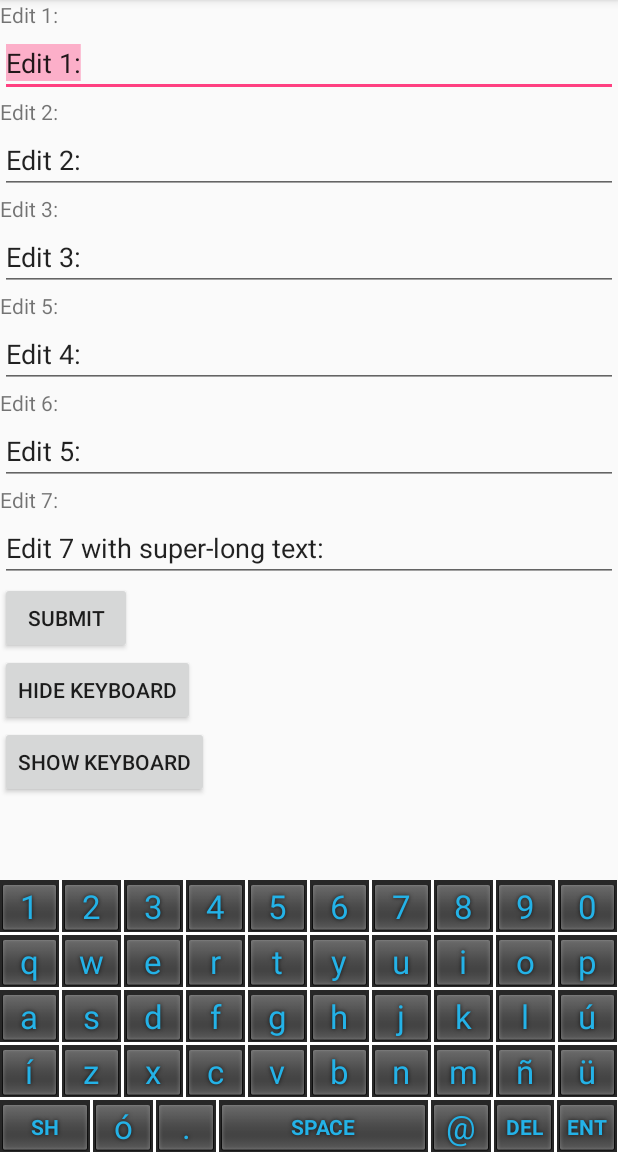
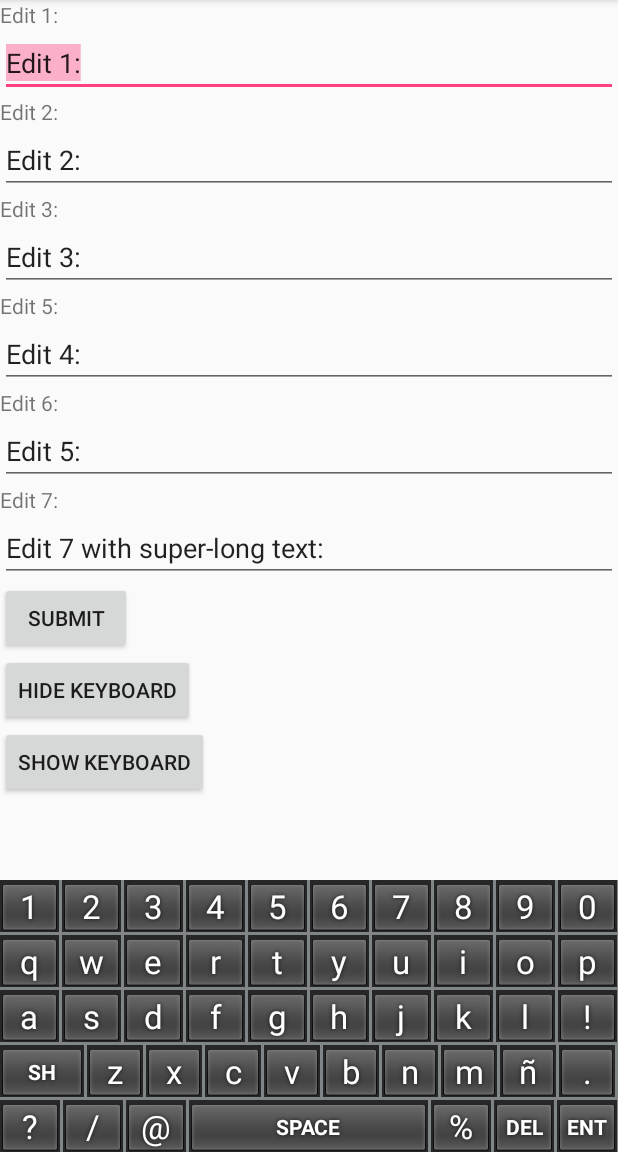
Before and after one commit to liviu-carecloud/MyMultilangKeyboard, an Android app: the screen it shows after launch (Main2Activity), after a tap on "SHOW KEYBOARD", on a phone screen of 412 x 824 dp, the part 84-1236 px from its top. Run offline under Robolectric (Android 15) with nearby library versions, the phone set to English and light mode, and no system bars.

Commit message:
created an abstract activity that implement the Keyboard holder

```diff
--- /dev/null
+++ b/app/src/main/java/test/app/mymultilangkeyboard/keyboard/KeyboardHolderActivity.java
@@ -0,0 +1,111 @@
+package test.app.mymultilangkeyboard.keyboard;
+
+import android.os.Bundle;
+import android.support.v4.app.FragmentManager;
+import android.support.v7.app.AppCompatActivity;
+import android.view.WindowManager;
+import android.widget.EditText;
+
+import java.util.List;
+
+import test.app.mymultilangkeyboard.R;
+import test.app.mymultilangkeyboard.keyboard.interfaces.KeyboardHolder;
+import test.app.mymultilangkeyboard.test.EditsFragment;
+
+/**
+ * Created by lsoco_user on 9/2/2016.
+ */
+public abstract class KeyboardHolderActivity extends AppCompatActivity implements KeyboardHolder {
+
+    protected FragmentManager fm;
+    protected int             langId;
+
+    @Override
+    protected void onCreate(Bundle savedInstanceState) {
+        super.onCreate(savedInstanceState);
+        setContentView(R.layout.activity_main2);
+
+        setLangId(Constants.LANG_ES);
+
+        // hide sys keyboard
+        getWindow().setSoftInputMode(WindowManager.LayoutParams.SOFT_INPUT_STATE_ALWAYS_HIDDEN);
+
+        fm = getSupportFragmentManager();
+
+        // add the keyboard
+        MyKeyboardFragment kbrdFrag = (MyKeyboardFragment) fm.findFragmentByTag("keyboard");
+        if (kbrdFrag == null) {
+            kbrdFrag = new MyKeyboardFragment();
+            // bind the edits from all fragments with edits here
+        }
+        fm.beginTransaction().replace(R.id.keyboard_holder, kbrdFrag, "keyboard").commit();
+
+        // abstract part
+        addContentsFragment();
+
+        // hide the keyboard
+        fm.beginTransaction().hide(kbrdFrag).commit();
+
+
+    }
+
+    public abstract void addContentsFragment();
+
+    @Override
+    public void onBackPressed() {
+        if (isKeyboardVisible()) {
+            toggleKeyboardVisible(false);
+        } else {
+            super.onBackPressed();
+        }
+    }
+
+    @Override
+    public boolean isKeyboardVisible() {
+        MyKeyboardFragment keyboardFragment = (MyKeyboardFragment) fm.findFragmentByTag("keyboard");
+        if (keyboardFragment != null) {
+            return keyboardFragment.isVisible();
+        }
+        return false;
+    }
+
+    @Override
+    public void bindKeyboardToEdits(List<EditText> edits, int langId) {
+        // bind the keyboard to the mEdits
+        (new KeyboardBinderHelper(this,
+                                  ((MyKeyboardFragment) fm.findFragmentByTag("keyboard")).getKeyboard(),
+                                  edits)).bindEditsToKeyboard();
+    }
+
+    @Override
+    public void toggleKeyboardVisible(boolean visible) {
+        MyKeyboardFragment keyboardFragment = (MyKeyboardFragment) fm.findFragmentByTag("keyboard");
+        if (keyboardFragment != null) {
+            if (keyboardFragment.isVisible()) {
+                if (!visible) {
+                    fm.beginTransaction().hide(keyboardFragment).commit();
+                }
+            } else { // keyboard invisible
+                if (visible) { // should make it visible
+                    fm.beginTransaction().show(keyboardFragment).commit();
+                }
+            }
+        }
+    }
+
+    /**
+     * @return
+     */
+    @Override
+    public int getLangId() {
+        return langId;
+    }
+
+    /**
+     * @param langId
+     */
+    @Override
+    public void setLangId(int langId) {
+        this.langId = langId;
+    }
+}
--- a/app/src/main/java/test/app/mymultilangkeyboard/keyboard/MyKeyboard.java
+++ b/app/src/main/java/test/app/mymultilangkeyboard/keyboard/MyKeyboard.java
@@ -4,6 +4,7 @@ import android.content.Context;
 import android.inputmethodservice.Keyboard;
 import android.inputmethodservice.KeyboardView;
 import android.media.AudioManager;
+import android.support.v7.app.AppCompatActivity;
 import android.util.Log;
 import android.widget.EditText;
 
@@ -18,19 +19,6 @@ import test.app.mymultilangkeyboard.test.Main2Activity;
  */
 public class MyKeyboard implements KeyboardView.OnKeyboardActionListener {
 
-    private static final int  U_ACUTE_CODE      = 250;
-    private static final char U_ACUTE_CHAR_CAP  = 'Ú';
-    private static final char U_ACUTE_CHAR      = 'ú';
-    private static final int  I_ACUTE_CODE      = 237;
-    private static final char I_ACUTE_CHAR_CAP  = 'Í';
-    private static final char I_ACUTE_CHAR      = 'í';
-    private static final int  O_ACUTE_CODE      = 243;
-    private static final char O_ACUTE_CHAR_CAP  = 'Ó';
-    private static final char O_ACUTE_CHAR      = 'ó';
-    private static final int  U_UMLAUT_CODE     = 252;
-    private static final char U_UMLAUT_CHAR_CAP = 'Ü';
-    private static final char U_UMLAUT_CHAR     = 'ü';
-
     private static final String LOG_TAG = "MyKeyboard";
     private Keyboard     mKeyboard;
     private KeyboardView mKv;
@@ -39,7 +27,7 @@ public class MyKeyboard implements KeyboardView.OnKeyboardActionListener {
     private boolean mCaps = false;
     private TargetEditor   mTargetEditor;
     private List<EditText> mEdits;
-    private int mTargetEditIndex;
+    private int            mTargetEditIndex;
 
     public MyKeyboard(Context context, KeyboardView keyView, int langId, List<EditText> editTexts) {
         mContext = context;
@@ -89,34 +77,11 @@ public class MyKeyboard implements KeyboardView.OnKeyboardActionListener {
             mCaps = !mCaps;
             mKeyboard.setShifted(mCaps);
             mKv.invalidateAllKeys();
-        } else if(primaryCode == Keyboard.KEYCODE_DONE) {
+        } else if (primaryCode == Keyboard.KEYCODE_DONE) {
             moveTargetToNextEdit();
-            if(mTargetEdit == null) {
+            if (mTargetEdit == null) {
                 ((KeyboardHolder) mContext).toggleKeyboardVisible(false);
-            }
-        } else if (primaryCode == U_ACUTE_CODE) {
-            if (mCaps) {
-                mTargetEditor.addChar(U_ACUTE_CHAR_CAP);
-            } else {
-                mTargetEditor.addChar(U_ACUTE_CHAR);
-            }
-        } else if (primaryCode == I_ACUTE_CODE) {
-            if (mCaps) {
-                mTargetEditor.addChar(I_ACUTE_CHAR_CAP);
-            } else {
-                mTargetEditor.addChar(I_ACUTE_CHAR);
-            }
-        } else if (primaryCode == O_ACUTE_CODE) {
-            if (mCaps) {
-                mTargetEditor.addChar(O_ACUTE_CHAR_CAP);
-            } else {
-                mTargetEditor.addChar(O_ACUTE_CHAR);
-            }
-        } else if (primaryCode == U_UMLAUT_CODE) {
-            if (mCaps) {
-                mTargetEditor.addChar(U_UMLAUT_CHAR_CAP);
-            } else {
-                mTargetEditor.addChar(U_UMLAUT_CHAR);
+                ((AppCompatActivity)mContext).getWindow().getDecorView().getRootView().requestFocus();
             }
         } else { // all captured characters
             char code = (char) primaryCode;
@@ -171,14 +136,11 @@ public class MyKeyboard implements KeyboardView.OnKeyboardActionListener {
     public void swipeUp() {
     }
 
-    public KeyboardView getKeyboardView() {
-        return mKv;
-    }
-
     public void setTargetEditIndex(int index) {
-        if(index != -1) {
+        if (index != -1) {
             mTargetEditIndex = index;
             mTargetEdit = mEdits.get(mTargetEditIndex);
+            mTargetEditor.initTargetEditBuffer();
         } else {
             mTargetEdit = null;
         }
@@ -191,12 +153,13 @@ public class MyKeyboard implements KeyboardView.OnKeyboardActionListener {
     private void moveTargetToNextEdit() {
         mTargetEdit.clearFocus();
         ++mTargetEditIndex;
-        if(mTargetEditIndex == mEdits.size()) {
+        if (mTargetEditIndex == mEdits.size()) {
             mTargetEditIndex = -1;
             mTargetEdit = null;
         } else {
             mTargetEdit = mEdits.get(mTargetEditIndex);
             mTargetEdit.requestFocus();
+            mTargetEditor.initTargetEditBuffer();
         }
     }
 
--- a/app/src/main/java/test/app/mymultilangkeyboard/test/Main2Activity.java
+++ b/app/src/main/java/test/app/mymultilangkeyboard/test/Main2Activity.java
@@ -1,45 +1,13 @@
 package test.app.mymultilangkeyboard.test;
 
-import android.inputmethodservice.KeyboardView;
-import android.support.v4.app.FragmentManager;
-import android.support.v7.app.AppCompatActivity;
-import android.os.Bundle;
-import android.view.WindowManager;
-import android.widget.EditText;
+import test.app.mymultilangkeyboard.R;
+import test.app.mymultilangkeyboard.keyboard.KeyboardHolderActivity;
 
-import java.util.List;
+public class Main2Activity extends KeyboardHolderActivity {
 
-import test.app.mymultilangkeyboard.R;
-import test.app.mymultilangkeyboard.keyboard.Constants;
-import test.app.mymultilangkeyboard.keyboard.KeyboardBinderHelper;
-import test.app.mymultilangkeyboard.keyboard.MyKeyboardFragment;
-import test.app.mymultilangkeyboard.keyboard.interfaces.KeyboardHolder;
-
-public class Main2Activity extends AppCompatActivity implements KeyboardHolder {
-
-    private FragmentManager fm;
-    private int langId;
 
     @Override
-    protected void onCreate(Bundle savedInstanceState) {
-        super.onCreate(savedInstanceState);
-        setContentView(R.layout.activity_main2);
-
-        setLangId(Constants.LANG_ES);
-
-        // hide sys keyboard
-        getWindow().setSoftInputMode(WindowManager.LayoutParams.SOFT_INPUT_STATE_ALWAYS_HIDDEN);
-
-        fm = getSupportFragmentManager();
-
-        // add the keyboard
-        MyKeyboardFragment kbrdFrag = (MyKeyboardFragment) fm.findFragmentByTag("keyboard");
-        if (kbrdFrag == null) {
-            kbrdFrag = new MyKeyboardFragment();
-            // bind the edits from all fragments with edits here
-        }
-        fm.beginTransaction().replace(R.id.keyboard_holder, kbrdFrag, "keyboard").commit();
-
+    public void addContentsFragment() {
         // add the other fragments
         EditsFragment editsFragment = (EditsFragment) fm.findFragmentByTag("contents");
         if (editsFragment == null) {
@@ -47,76 +15,5 @@ public class Main2Activity extends AppCompatActivity implements KeyboardHolder {
             fm.beginTransaction().replace(R.id.content_holder, editsFragment, "contents").commit();
         }
 
-        // hide the keyboard
-        fm.beginTransaction().hide(kbrdFrag).commit();
-    }
-
-    @Override
-    public void onBackPressed() {
-        if(isKeyboardVisible()) {
-            toggleKeyboardVisible(false);
-        } else {
-            super.onBackPressed();
-        }
-    }
-
-    @Override
-    public boolean isKeyboardVisible() {
-        MyKeyboardFragment keyboardFragment = (MyKeyboardFragment) fm.findFragmentByTag("keyboard");
-        if(keyboardFragment != null) {
-            return keyboardFragment.isVisible();
-        }
-        return false;
-    }
-
-    @Override
-    public void bindKeyboardToEdits(List<EditText> edits, int langId) {
-        // bind the keyboard to the mEdits
-        (new KeyboardBinderHelper(this,
-                                  ((MyKeyboardFragment) fm.findFragmentByTag("keyboard")).getKeyboard(),
-                                  edits)).bindEditsToKeyboard();
-    }
-
-    @Override
-    public void toggleKeyboardVisible(boolean visible) {
-        MyKeyboardFragment keyboardFragment = (MyKeyboardFragment) fm.findFragmentByTag("keyboard");
-        if (keyboardFragment != null) {
-            if (keyboardFragment.isVisible()) {
-                if (!visible) {
-                    fm.beginTransaction().hide(keyboardFragment).commit();
-                }
-            } else { // keyboard invisible
-                if(visible) { // should make it visible
-                    fm.beginTransaction().show(keyboardFragment).commit();
-                }
-            }
-        }
-    }
-
-//    @Override
-//    public KeyboardView getKeyboardView() {
-//        MyKeyboardFragment keyboardFragment = (MyKeyboardFragment) fm.findFragmentByTag("keyboard");
-//        if (keyboardFragment != null) {
-//            return keyboardFragment.getKeyboard().getKeyboardView();
-//        }
-//        return null;
-//    }
-
-    /**
-     *
-     * @return
-     */
-    @Override
-    public int getLangId() {
-        return langId;
-    }
-
-    /**
-     *
-     * @param langId
-     */
-    @Override
-    public void setLangId(int langId) {
-        this.langId = langId;
     }
 }
--- /dev/null
+++ b/app/src/main/res/drawable/k1_selector.xml
@@ -0,0 +1,4 @@
+<?xml version="1.0" encoding="utf-8"?>
+<selector xmlns:android="http://schemas.android.com/apk/res/android">
+
+</selector>
--- a/app/src/main/res/layout/preview.xml
+++ b/app/src/main/res/layout/preview.xml
@@ -3,7 +3,7 @@
           android:layout_width="match_parent"
           android:layout_height="match_parent"
           android:gravity="center"
-          android:background="#ff1322"
+          android:background="#9da0a2"
           android:textStyle="bold"
-          android:textSize="30sp">
+          android:textSize="25sp">
 </TextView>
--- a/app/src/main/res/values/styles.xml
+++ b/app/src/main/res/values/styles.xml
@@ -10,8 +10,8 @@
 
     <style name="keyboard_1_style">
         <!--<item name="android:keyBackground">@drawable/k1_selector</item>-->
-        <item name="android:keyTextColor">#24B2E7</item>
-        <item name="android:background">@android:color/white</item>
+        <item name="android:keyTextColor">@android:color/white</item>
+        <item name="android:background">#808587</item>
         <item name="android:keyPreviewLayout">@layout/preview</item>
     </style>
 
--- a/app/src/main/res/xml/qwerty_es.xml
+++ b/app/src/main/res/xml/qwerty_es.xml
@@ -22,13 +22,14 @@
         <Key android:codes="114" android:keyLabel="r"/>
         <Key android:codes="116" android:keyLabel="t"/>
         <Key android:codes="121" android:keyLabel="y"/>
-        <Key android:codes="117" android:keyLabel="u"/>
-        <Key android:codes="105" android:keyLabel="i"/>
+        <Key android:codes="117, &#250;, &#252;" android:keyLabel="u" android:popupCharacters="úü" android:popupKeyboard="@xml/popup_symbols"/>
+        <Key android:codes="105, &#237;" android:keyLabel="i" android:popupCharacters="í" android:popupKeyboard="@xml/popup_symbols"/>
         <Key android:codes="111,&#243;" android:keyLabel="o" android:popupCharacters="ó" android:popupKeyboard="@xml/popup_symbols"/>
         <Key android:codes="112" android:keyLabel="p" android:keyEdgeFlags="right"/>
     </Row>
     <Row>
-        <Key android:codes="97,225" android:keyLabel="a" android:keyEdgeFlags="left"/>
+        <Key android:codes="97,&#225;" android:keyLabel="a" android:popupCharacters="á"
+             android:popupKeyboard="@xml/popup_symbols" android:keyEdgeFlags="left"/>
         <Key android:codes="115" android:keyLabel="s"/>
         <Key android:codes="100" android:keyLabel="d"/>
         <Key android:codes="102" android:keyLabel="f"/>
@@ -37,10 +38,10 @@
         <Key android:codes="106" android:keyLabel="j"/>
         <Key android:codes="107" android:keyLabel="k"/>
         <Key android:codes="108" android:keyLabel="l"/>
-        <Key android:codes="250" android:keyLabel="ú"/>
+        <Key android:codes="33, &#161;" android:keyLabel="!" android:popupCharacters="¡" android:popupKeyboard="@xml/popup_symbols"/>
     </Row>
     <Row>
-        <Key android:codes="237" android:keyLabel="í"  android:keyEdgeFlags="left"/>
+        <Key android:codes="-1" android:keyLabel="SH" android:keyWidth="15%p" android:keyEdgeFlags="left"/>
         <Key android:codes="122" android:keyLabel="z"/>
         <Key android:codes="120" android:keyLabel="x"/>
         <Key android:codes="99" android:keyLabel="c"/>
@@ -49,15 +50,15 @@
         <Key android:codes="110" android:keyLabel="n"/>
         <Key android:codes="109" android:keyLabel="m"/>
         <Key android:codes="241" android:keyLabel="ñ"/>
-        <Key android:codes="252" android:keyLabel="ü"/>
+        <Key android:codes="46" android:keyLabel="." android:popupCharacters="," android:popupKeyboard="@xml/popup_symbols"/>
     </Row>
     <Row android:rowEdgeFlags="bottom">
-        <Key android:codes="-1" android:keyLabel="SH" android:keyWidth="15%p" android:keyEdgeFlags="left"/>
-        <Key android:codes="243" android:keyLabel="ó" android:keyWidth="10%p" />
-        <!--<Key android:codes="46,44, 33,58,63,161,191" android:keyLabel=".," android:keyWidth="10%p" android:popupCharacters=".,:?"/>-->
-        <Key android:codes="46,63,33" android:keyLabel="."  android:keyWidth="10%p" android:popupCharacters=",?!" android:popupKeyboard="@xml/popup_symbols" />
-        <Key android:codes="32" android:keyLabel="SPACE" android:keyWidth="35%p" android:isRepeatable="true"/>
-        <Key android:codes="35,64,47" android:keyLabel="\@" android:keyWidth="10%p"/>
+        <Key android:codes="63, &#191;" android:keyLabel="\?" android:popupCharacters="¿"
+             android:popupKeyboard="@xml/popup_symbols" android:keyWidth="10%p" />
+        <Key android:codes="46" android:keyLabel="/"  android:keyWidth="10%p" />
+        <Key android:codes="64" android:keyLabel="\@" android:keyWidth="10%p"/>
+        <Key android:codes="32" android:keyLabel="SPACE" android:keyWidth="40%p" android:isRepeatable="true"/>
+        <Key android:codes="37" android:keyLabel="%" android:keyWidth="10%p"/>
         <Key android:codes="-5" android:keyLabel="DEL" android:keyWidth="10%p" android:isRepeatable="true"/>
         <Key android:codes="-4" android:keyLabel="ENT" android:keyWidth="10%p" android:keyEdgeFlags="right"/>
     </Row>
```
Also changed, not shown: app/src/main/java/test/app/mymultilangkeyboard/keyboard/EditTextWrapper.java (+1 -21 lines), app/src/main/java/test/app/mymultilangkeyboard/test/EditsFragment.java (+2 -1 lines), app/src/main/res/layout/preview_layout.xml (deleted, +0 -7 lines).
